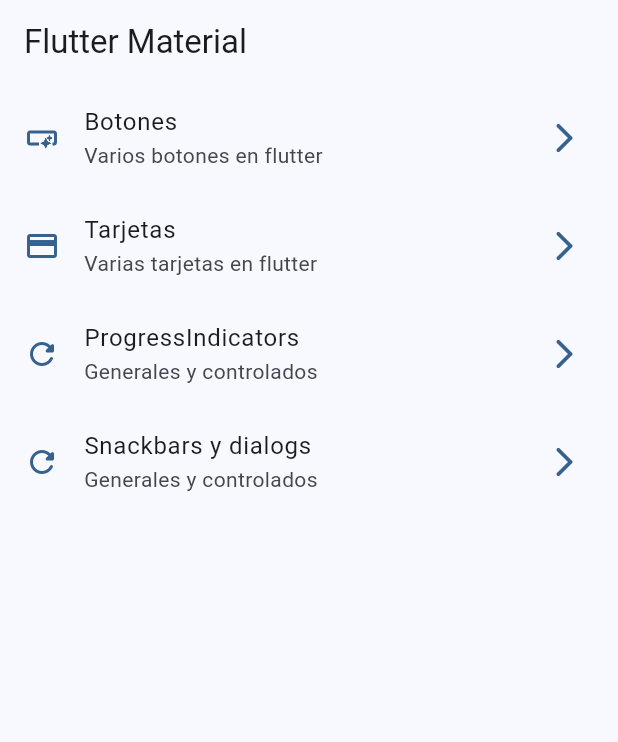
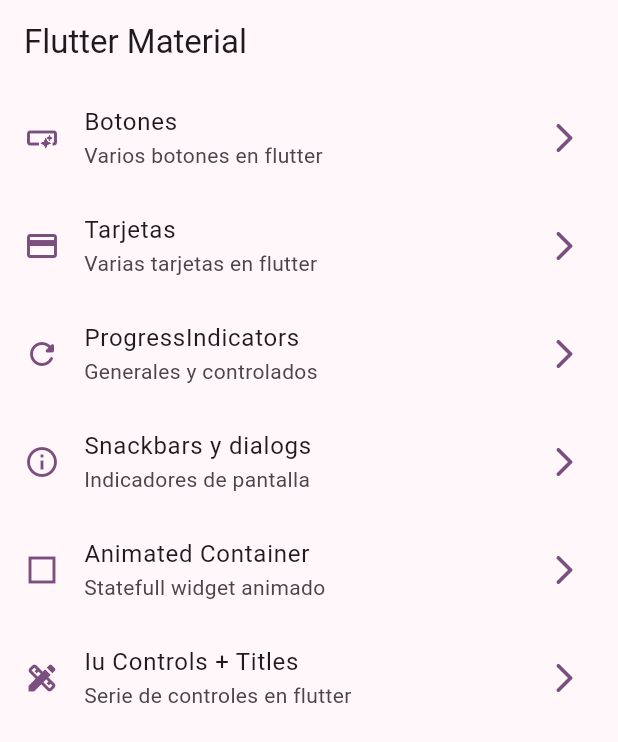
Before and after one commit to izrael90/widgets_app, a Flutter app: the screen it shows after launch, on a phone screen of 412 x 824 dp. Shown: the top 742 px of the screen. Run offline on Flutter 3.47's test engine with Material 3 defaults, Android fonts, the phone set to English and light mode, and no system bars; our stand-ins replace go_router.

Commit message:
ui terminado

```diff
--- a/lib/config/menu/menu_items.dart
+++ b/lib/config/menu/menu_items.dart
@@ -35,8 +35,20 @@ const appMenuItems = <MenuItem>[
   ),
   MenuItem(
     title: 'Snackbars y dialogs',
-    subTitle: 'Generales y controlados',
+    subTitle: 'Indicadores de pantalla',
     link: '/snackbar',
-    icon: Icons.refresh_rounded,
-  )
+    icon: Icons.info_outline,
+  ),
+  MenuItem(
+    title: 'Animated Container',
+    subTitle: 'Statefull widget animado',
+    link: '/animated',
+    icon: Icons.check_box_outline_blank_sharp,
+  ),
+  MenuItem(
+    title: 'Iu Controls + Titles',
+    subTitle: 'Serie de controles en flutter',
+    link: '/ui-controls',
+    icon: Icons.design_services,
+  ),
 ];
--- a/lib/config/router/app_router.dart
+++ b/lib/config/router/app_router.dart
@@ -30,5 +30,15 @@ final appRouter = GoRouter(
       name: SnackbarScreen.name,
       builder: (context, state) => const SnackbarScreen(),
     ),
+    GoRoute(
+      path: '/animated',
+      name: AnimatedScreen.name,
+      builder: (context, state) => const AnimatedScreen(),
+    ),
+    GoRoute(
+      path: '/ui-controls',
+      name: UiControlsScreen.name,
+      builder: (context, state) => const UiControlsScreen(),
+    ),
   ],
 );
--- a/lib/main.dart
+++ b/lib/main.dart
@@ -15,6 +15,6 @@ class MainApp extends StatelessWidget {
         title: 'Flutter Widgets',
         routerConfig: appRouter,
         debugShowCheckedModeBanner: false,
-        theme: AppTheme(selectedColor: 2).getTheme());
+        theme: AppTheme(selectedColor: 5).getTheme());
   }
 }
```
Also changed, not shown: lib/presentation/screens/animated/animated_screen.dart (+48 -2 lines), lib/presentation/screens/ui_controls/ui_controls_screen.dart (+96 -1 lines).
